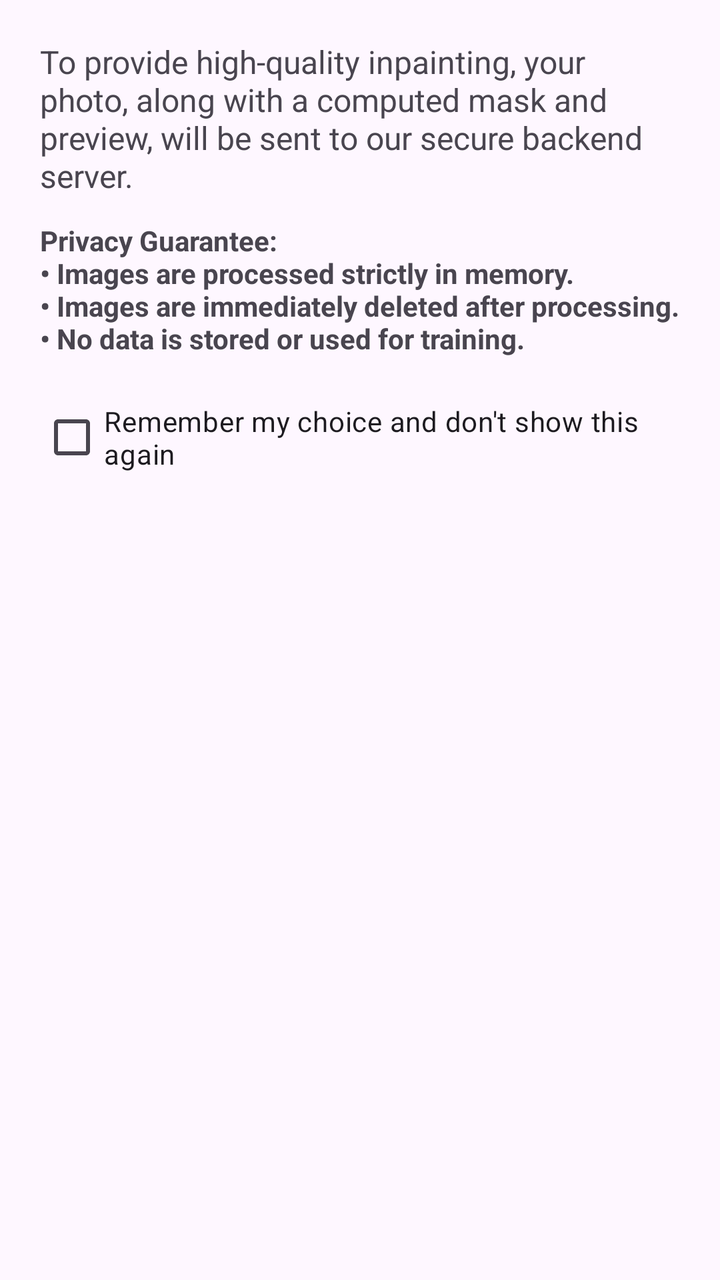
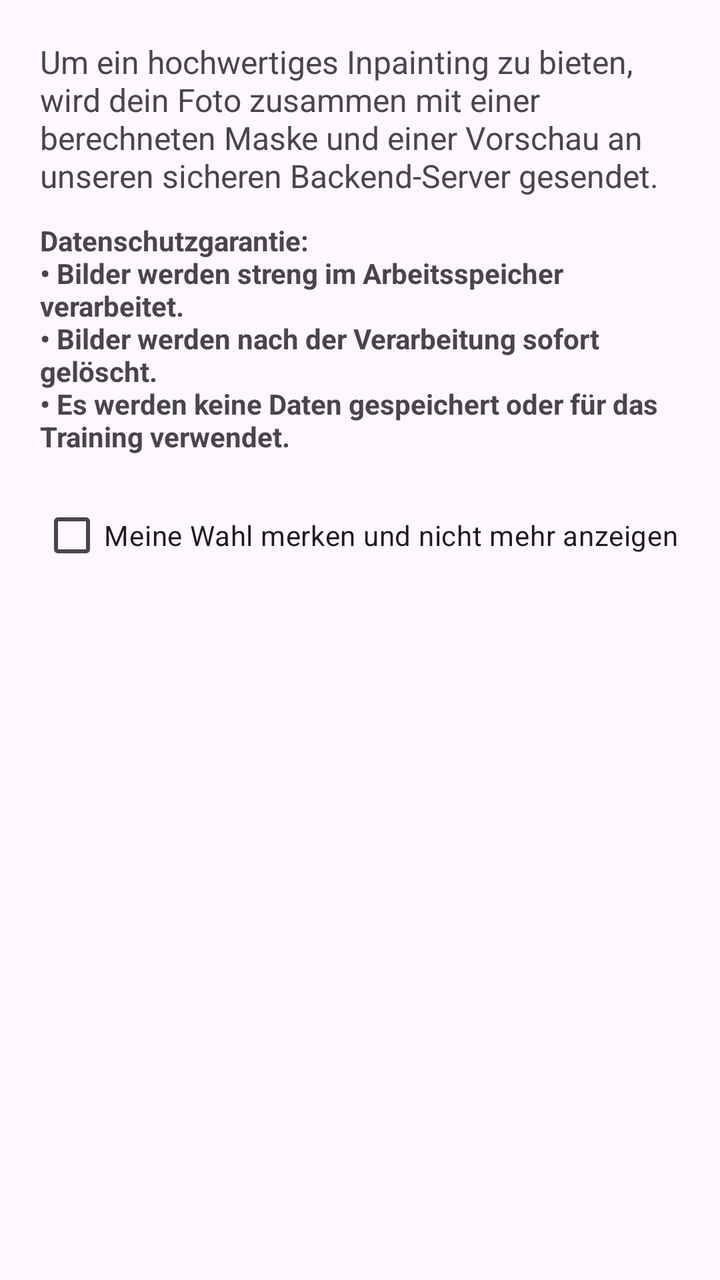

Compare the two renders of this Android layout. The source of the first and the diff that turns it into the second are given below.
<!-- AndroidManifest.xml: application theme Theme.AndroidKorrektur -->
<!-- res/layout/dialog_gdpr_consent.xml -->
<?xml version="1.0" encoding="utf-8"?>
<LinearLayout xmlns:android="http://schemas.android.com/apk/res/android"
    android:layout_width="match_parent"
    android:layout_height="wrap_content"
    android:orientation="vertical"
    android:padding="20dp">

    <TextView
        android:layout_width="match_parent"
        android:layout_height="wrap_content"
        android:text="To provide high-quality inpainting, your photo, along with a computed mask and preview, will be sent to our secure backend server."
        android:textSize="16sp"
        android:layout_marginBottom="12dp"/>

    <TextView
        android:layout_width="match_parent"
        android:layout_height="wrap_content"
        android:text="Privacy Guarantee:\n• Images are processed strictly in memory.\n• Images are immediately deleted after processing.\n• No data is stored or used for training."
        android:textSize="14sp"
        android:textStyle="bold"
        android:layout_marginBottom="16dp"/>

    <CheckBox
        android:id="@+id/rememberChoiceCheckbox"
        android:layout_width="wrap_content"
        android:layout_height="wrap_content"
        android:text="Remember my choice and don't show this again"
        android:textSize="14sp" />

</LinearLayout>
<!-- resources referenced by this layout -->
<resources>
  <style name="Theme.AndroidKorrektur" parent="Base.Theme.AndroidKorrektur" />
  <style name="Base.Theme.AndroidKorrektur" parent="Theme.Material3.DayNight.NoActionBar">
          
          
      </style>
</resources>

<!-- the commit's change to res/layout/dialog_gdpr_consent.xml (unified diff, before → after) -->
@@ -8,14 +8,14 @@
     <TextView
         android:layout_width="match_parent"
         android:layout_height="wrap_content"
-        android:text="To provide high-quality inpainting, your photo, along with a computed mask and preview, will be sent to our secure backend server."
+        android:text="@string/gdpr_desc1"
         android:textSize="16sp"
         android:layout_marginBottom="12dp"/>
 
     <TextView
         android:layout_width="match_parent"
         android:layout_height="wrap_content"
-        android:text="Privacy Guarantee:\n• Images are processed strictly in memory.\n• Images are immediately deleted after processing.\n• No data is stored or used for training."
+        android:text="@string/gdpr_desc2"
         android:textSize="14sp"
         android:textStyle="bold"
         android:layout_marginBottom="16dp"/>
@@ -24,7 +24,7 @@
         android:id="@+id/rememberChoiceCheckbox"
         android:layout_width="wrap_content"
         android:layout_height="wrap_content"
-        android:text="Remember my choice and don't show this again"
+        android:text="@string/gdpr_checkbox"
         android:textSize="14sp" />
 
 </LinearLayout>
<!-- resource entries referenced after the edit -->
@@ -1,5 +1,8 @@
 <!-- resources referenced by this layout -->
 <resources>
+  <string name="gdpr_checkbox">Meine Wahl merken und nicht mehr anzeigen</string>
+  <string name="gdpr_desc1">Um ein hochwertiges Inpainting zu bieten, wird dein Foto zusammen mit einer berechneten Maske und einer Vorschau an unseren sicheren Backend-Server gesendet.</string>
+  <string name="gdpr_desc2">Datenschutzgarantie:\n• Bilder werden streng im Arbeitsspeicher verarbeitet.\n• Bilder werden nach der Verarbeitung sofort gelöscht.\n• Es werden keine Daten gespeichert oder für das Training verwendet.</string>
   <style name="Theme.AndroidKorrektur" parent="Base.Theme.AndroidKorrektur" />
   <style name="Base.Theme.AndroidKorrektur" parent="Theme.Material3.DayNight.NoActionBar">
           
